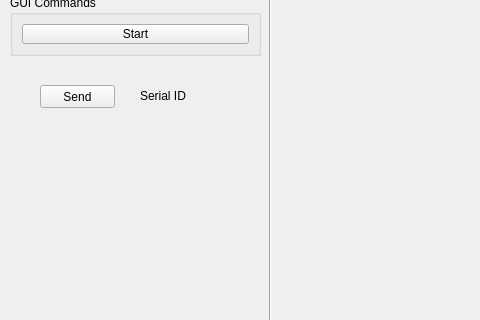
This is GUI/RTEDlg.ui in everfor/codejam2012 as Qt 5 draws it before an edit; both pictures show x 0 to 480 and y 165 to 485 of the 1222 by 572 pixel window. The edited form follows.
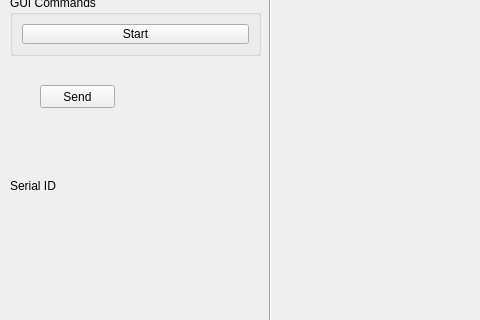
This is the edited form. Custom widgets are drawn as their Qt base class.

```diff
--- a/GUI/RTEDlg.ui
+++ b/GUI/RTEDlg.ui
@@ -210,10 +210,10 @@
   <widget class="QLabel" name="serialLabel">
    <property name="geometry">
     <rect>
-     <x>140</x>
-     <y>240</y>
-     <width>101</width>
-     <height>41</height>
+     <x>10</x>
+     <y>290</y>
+     <width>261</width>
+     <height>121</height>
     </rect>
    </property>
    <property name="text">
```
